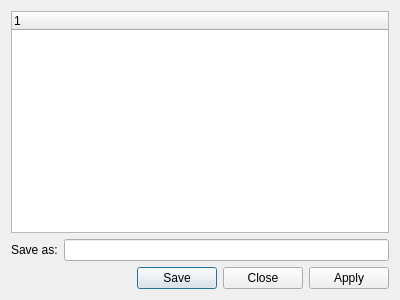
Before: the Qt Designer form code/display/implement/QtViewer/QtExportBrowser.ui in radio-astro/casa, drawn with Qt 5.
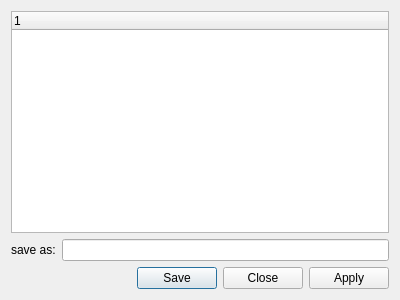
After: the same form once the commit is applied.

Commit message: New Development: No             JIRA Issue: CAS-3592         Ready for Test: Yes      Interface Changes: No What Interface Changed:          Test Programs: Interactive testing   Put in Release Notes: No              Module(s): viewer            Description: save-button added to the export GUI.

```diff
--- a/code/display/implement/QtViewer/QtExportBrowser.ui
+++ b/code/display/implement/QtViewer/QtExportBrowser.ui
@@ -28,7 +28,7 @@
      <item>
       <widget class="QLabel" name="label">
        <property name="text">
-        <string>Save as:</string>
+        <string>save as:</string>
        </property>
       </widget>
      </item>
```
The commit also changes 2 other files.
